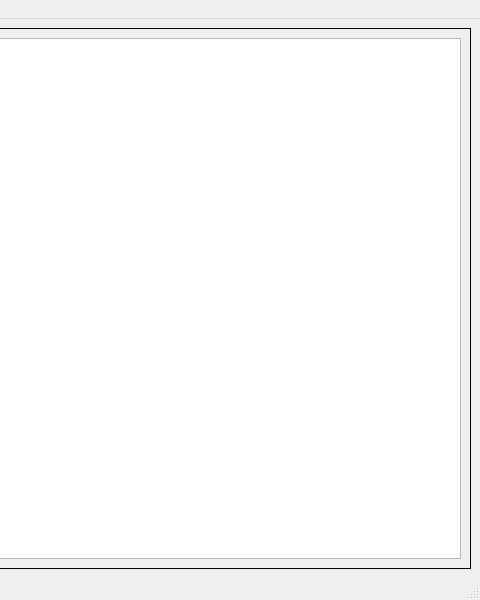
Old version of the form mainwindow.ui in the repository aaaaaaaawuhuan/my_csv_viewer; both pictures show x 320 to 800 and y 0 to 600 of the 800 by 600 pixel window.
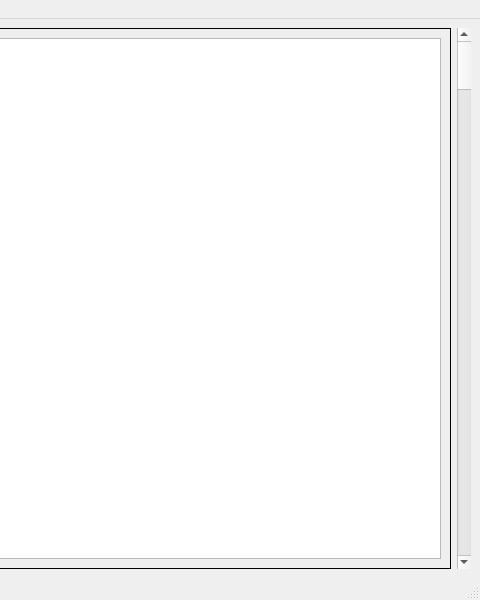
New version of the form.

Commit message: 实现自定义垂直滚动条和数据窗口管理机制，修复行号显示问题

```diff
--- a/mainwindow.ui
+++ b/mainwindow.ui
@@ -22,11 +22,22 @@
       </property>
       <layout class="QGridLayout" name="gridLayout_2">
        <item row="0" column="0">
-        <widget class="QTableView" name="tableView"/>
+        <widget class="QTableView" name="tableView">
+         <property name="verticalScrollBarPolicy">
+          <enum>Qt::ScrollBarAlwaysOff</enum>
+         </property>
+        </widget>
        </item>
       </layout>
      </widget>
     </item>
+    <item>
+     <widget class="QScrollBar" name="verticalScrollBar">
+      <property name="orientation">
+       <enum>Qt::Vertical</enum>
+      </property>
+     </widget>
+    </item>
    </layout>
   </widget>
   <widget class="QMenuBar" name="menubar">
```
The commit also changes 7 other files.
